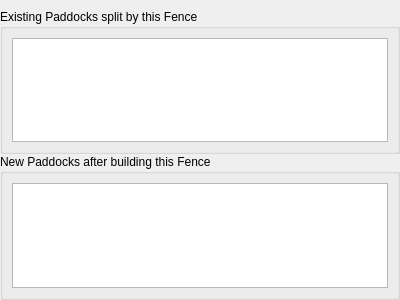
This is mlapp/src/widgets/fence_details/fence_paddock_changes_base.ui in Trailmarker/paddock-power as Qt 5 draws it before an edit. The edited form follows.
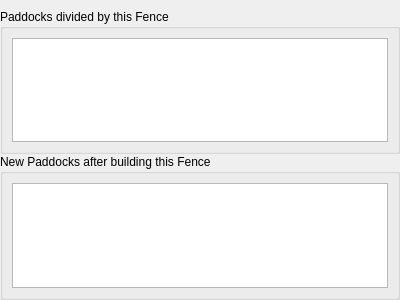
This is the edited form. Custom widgets are drawn as their Qt base class.

The edit to the form file:
```diff
--- a/mlapp/src/widgets/fence_details/fence_paddock_changes_base.ui
+++ b/mlapp/src/widgets/fence_details/fence_paddock_changes_base.ui
@@ -38,7 +38,7 @@
                         </sizepolicy>
                     </property>
                     <property name="title">
-                        <string>Existing Paddocks split by this Fence</string>
+      <string>Paddocks divided by this Fence</string>
                     </property>
                     <layout class="QVBoxLayout" name="verticalLayout_3">
                         <item>
```
Lines whose indentation alone changed are shown as unchanged.
